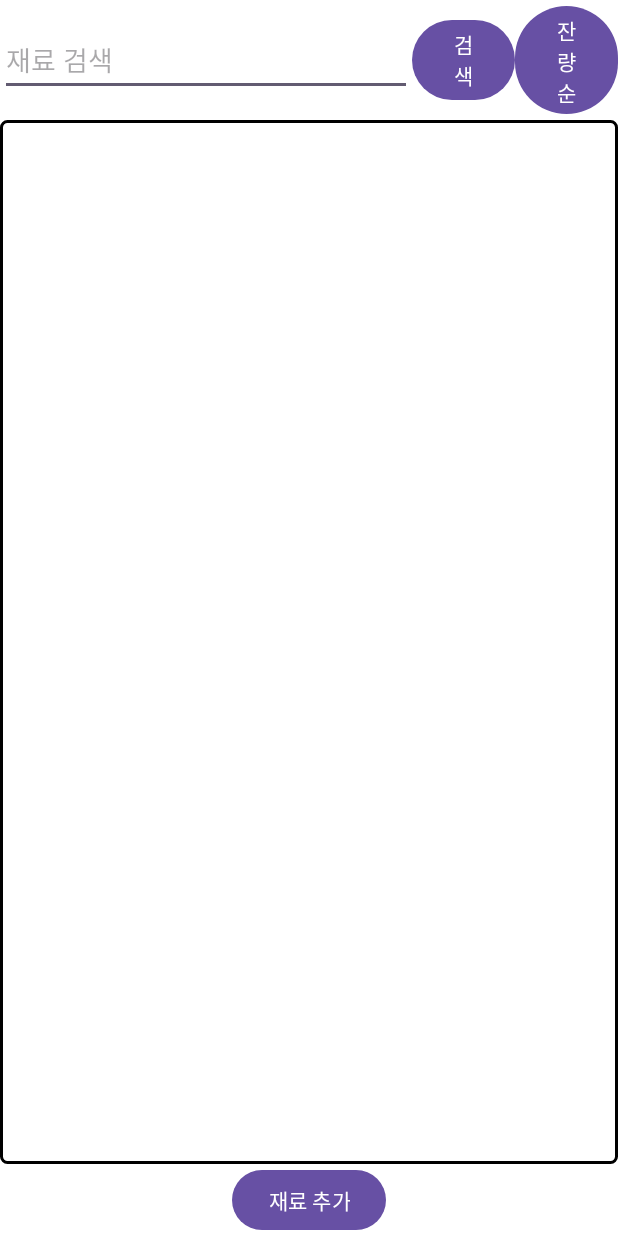
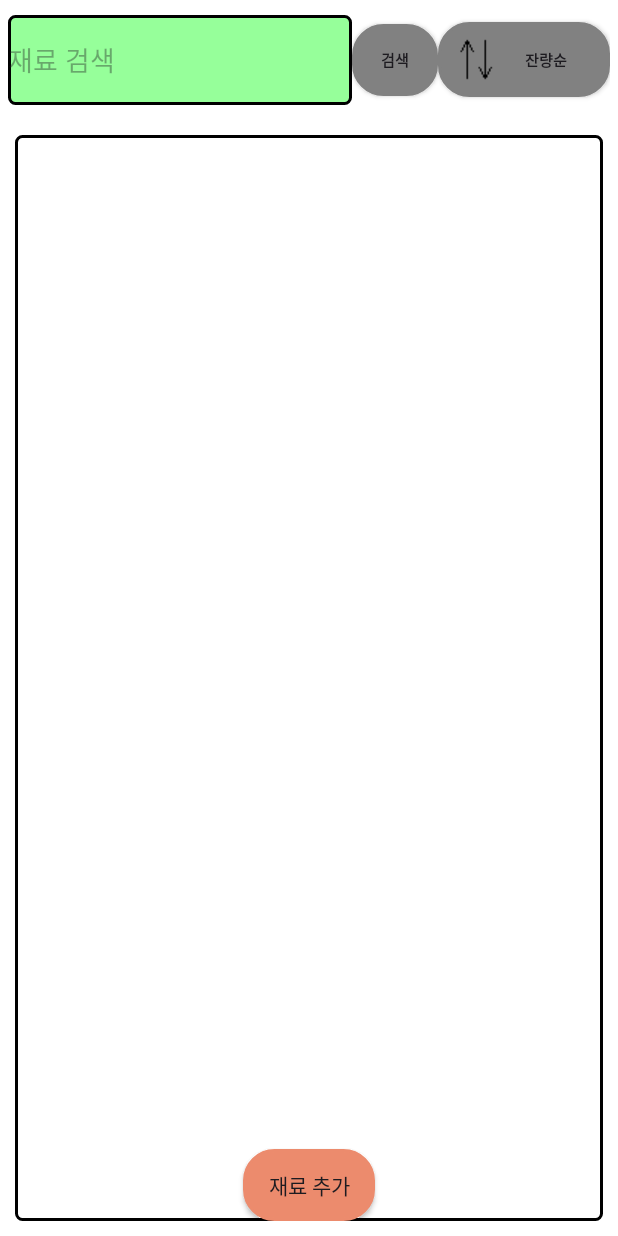
Before and after one commit to huhdy32/recipeProvider, an Android app: the fragment IngredientFragment shown on its own in the app's theme, on a phone screen of 412 x 824 dp. Run offline under Robolectric (Android 15) with nearby library versions, the phone set to English and light mode, and no system bars; 1 statement that could not run was skipped.

Commit message:
init : 프래그먼트 기본 디자인 구성, 리스트뷰 어뎁터 추가

```diff
--- a/app/src/main/java/com/example/recipe_provider/IngredientFragment.java
+++ b/app/src/main/java/com/example/recipe_provider/IngredientFragment.java
@@ -17,8 +17,11 @@ public class IngredientFragment extends Fragment {
     public View onCreateView(LayoutInflater inflater, @Nullable ViewGroup container, @Nullable Bundle savedInstanceState) {
         ViewGroup rootView = (ViewGroup) inflater.inflate(R.layout.fragment_ingredient, container, false);
 
-        ListView nameList = (ListView) rootView.findViewById(R.id.NameList);
-        ListView numList = (ListView) rootView.findViewById(R.id.AmountList);
+        ListView IngredientList = (ListView) rootView.findViewById(R.id.IngredientList);
+        MainActivity.CustomAdapter adapter = new MainActivity.CustomAdapter();
+
+        IngredientList.setAdapter(adapter);
+
 
         return rootView;
     }
--- a/app/src/main/java/com/example/recipe_provider/RecipeFragment.java
+++ b/app/src/main/java/com/example/recipe_provider/RecipeFragment.java
@@ -16,8 +16,10 @@ public class RecipeFragment extends Fragment {
     public View onCreateView(LayoutInflater inflater, @Nullable ViewGroup container, @Nullable Bundle savedInstanceState) {
         ViewGroup rootView = (ViewGroup) inflater.inflate(R.layout.fragment_recipe, container, false);
 
-        ListView nameList = (ListView) rootView.findViewById(R.id.NameList);
-        ListView ProgressList = (ListView) rootView.findViewById(R.id.ProgressList);
+        ListView RecipeList = (ListView) rootView.findViewById(R.id.RecipeList);
+        MainActivity.CustomAdapter adapter = new MainActivity.CustomAdapter();
+
+        RecipeList.setAdapter(adapter);
 
         return rootView;
     }
--- /dev/null
+++ b/app/src/main/res/drawable/button_gray.xml
@@ -0,0 +1,41 @@
+<?xml version="1.0" encoding="utf-8"?>
+<selector xmlns:android="http://schemas.android.com/apk/res/android">
+    <item android:state_pressed="true" >
+        <shape>
+            <gradient
+                android:startColor="#7C99AF"
+                android:endColor="#7C99AF"
+                android:angle="270" />
+            <stroke
+                android:width="2dp"
+                android:color="#7C99AF" />
+            <corners
+                android:radius="20dp" />
+            <padding
+                android:left="10dp"
+                android:top="10dp"
+                android:right="10dp"
+                android:bottom="10dp"/>
+        </shape>
+    </item>
+
+
+    <item>
+        <shape>
+            <gradient
+                android:startColor="#818181"
+                android:endColor="#818181"
+                android:angle="90" />
+            <stroke
+                android:width="2dp"
+                android:color="#818181" />
+            <corners
+                android:radius="20dp" />
+            <padding
+                android:left="10dp"
+                android:top="10dp"
+                android:right="10dp"
+                android:bottom="10dp"/>
+        </shape>
+    </item>
+</selector>
--- /dev/null
+++ b/app/src/main/res/drawable/button_orange.xml
@@ -0,0 +1,42 @@
+<?xml version="1.0" encoding="utf-8"?>
+<selector xmlns:android="http://schemas.android.com/apk/res/android">
+
+    <item android:state_pressed="true" >
+        <shape>
+            <gradient
+                android:startColor="#FB744A"
+                android:endColor="#FB744A"
+                android:angle="270" />
+            <stroke
+                android:width="2dp"
+                android:color="#FB744A" />
+            <corners
+                android:radius="20dp" />
+            <padding
+                android:left="10dp"
+                android:top="10dp"
+                android:right="10dp"
+                android:bottom="10dp"/>
+        </shape>
+    </item>
+
+
+    <item>
+        <shape>
+            <gradient
+                android:startColor="#EC8B6D"
+                android:endColor="#EC8B6D"
+                android:angle="90" />
+            <stroke
+                android:width="2dp"
+                android:color="#EC8B6D" />
+            <corners
+                android:radius="20dp" />
+            <padding
+                android:left="10dp"
+                android:top="10dp"
+                android:right="10dp"
+                android:bottom="10dp"/>
+        </shape>
+    </item>
+</selector>
--- /dev/null
+++ b/app/src/main/res/drawable/greenrectangle_border.xml
@@ -0,0 +1,6 @@
+<?xml version="1.0" encoding="utf-8"?>
+<shape xmlns:android="http://schemas.android.com/apk/res/android" android:shape="rectangle">
+    <solid android:color="#96FF9A"/>
+    <stroke android:width="2dp" android:color="#000000"/> <!-- 테두리 색상과 두께 -->
+    <corners android:radius="4dp"/> <!-- 모서리 둥글기 -->
+</shape>
--- a/app/src/main/res/layout/fragment_ingredient.xml
+++ b/app/src/main/res/layout/fragment_ingredient.xml
@@ -8,30 +8,42 @@
     <LinearLayout
         android:layout_width="match_parent"
         android:layout_height="80dp"
-        android:orientaion="horizontal">
+        android:layout_marginRight="5dp"
+        android:layout_marginLeft="5dp"
+        android:orientation="horizontal">
 
         <EditText
             android:id="@+id/textView"
             android:layout_width="0dp"
-            android:layout_height="wrap_content"
+            android:layout_height="match_parent"
+            android:layout_marginTop="10dp"
+            android:layout_marginBottom="10dp"
             android:layout_weight="4"
             android:layout_gravity="center_vertical"
+            android:background="@drawable/greenrectangle_border"
             android:hint="재료 검색" />
 
-        <Button
+        <android.widget.Button
             android:id="@+id/SearchButton"
             android:layout_width="0dp"
             android:layout_height="wrap_content"
             android:layout_gravity="center_vertical"
             android:layout_weight="1"
+            android:background="@drawable/button_gray"
+            android:textSize="10dp"
+            android:textStyle="bold"
             android:text="검색" />
 
-        <Button
+        <android.widget.Button
             android:id="@+id/SortButton"
             android:layout_width="0dp"
             android:layout_height="wrap_content"
             android:layout_gravity="center_vertical"
-            android:layout_weight="1"
+            android:layout_weight="2"
+            android:textSize="10dp"
+            android:textStyle="bold"
+            android:background="@drawable/button_gray"
+            android:drawableLeft="@drawable/sortarrow"
             android:text="잔량순" />
 
     </LinearLayout>
@@ -39,30 +51,28 @@
     <LinearLayout
         android:layout_width="match_parent"
         android:layout_height="0dp"
+        android:layout_marginTop="10dp"
+        android:layout_marginRight="10dp"
+        android:layout_marginLeft="10dp"
+        android:layout_marginBottom="10dp"
         android:layout_weight="1"
-        android:orientation="horizontal"
+        android:orientation="vertical"
         android:background="@drawable/roundrectangle_border">
 
         <ListView
-            android:id="@+id/NameList"
-            android:layout_width="0dp"
-            android:layout_height="match_parent"
-            android:layout_weight="5" />
-
-        <ListView
-            android:id="@+id/AmountList"
-            android:layout_width="0dp"
-            android:layout_height="match_parent"
+            android:id="@+id/IngredientList"
+            android:layout_width="match_parent"
+            android:layout_height="0dp"
             android:layout_weight="1"/>
 
+        <android.widget.Button
+            android:id="@+id/AddButton"
+            android:layout_width="wrap_content"
+            android:layout_height="wrap_content"
+            android:layout_gravity="center_horizontal"
+            android:background="@drawable/button_orange"
+            android:text="재료 추가"/>
 
     </LinearLayout>
 
-    <Button
-        android:id="@+id/AddButton"
-        android:layout_width="wrap_content"
-        android:layout_height="wrap_content"
-        android:layout_gravity="center_horizontal"
-        android:text="재료 추가"/>
-
 </LinearLayout>
```
Also changed, not shown: app/src/main/java/com/example/recipe_provider/MainActivity.java (+57 -6 lines), app/src/main/res/layout/fragment_recipe.xml (+33 -23 lines), app/src/main/res/layout/list_item.xml (added, +19 -0 lines), app/src/main/res/drawable/sortarrow.png (added).
